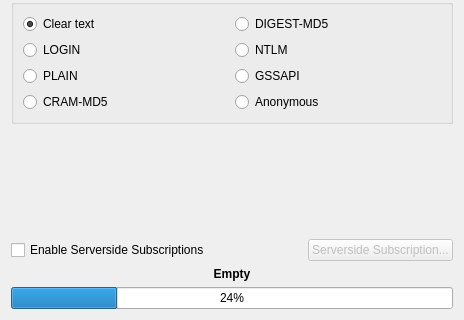
Before: the Qt Designer form resources/imap/setupserverview.ui in KDE/kdepim-runtime, drawn with Qt 5; both pictures show x 0 to 464 and y 177 to 497 of the 464 by 497 pixel window.
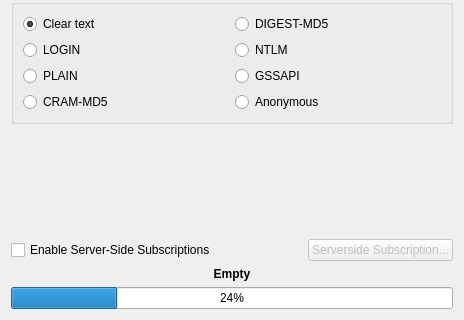
After: the same form once the commit is applied. Custom widgets are drawn as their Qt base class.

Commit message: Minor proof-reading.  Couldn't -> Could not for consistency with rest of KDE, and hyphenated Server-Side.

Patch:
```diff
--- a/resources/imap/setupserverview.ui
+++ b/resources/imap/setupserverview.ui
@@ -226,7 +226,7 @@
      <item>
       <widget class="QCheckBox" name="subscriptionEnabled">
        <property name="text">
-        <string>Enable Serverside Subscriptions</string>
+        <string>Enable Server-Side Subscriptions</string>
        </property>
       </widget>
      </item>
```
The commit also changes 1 other file.
